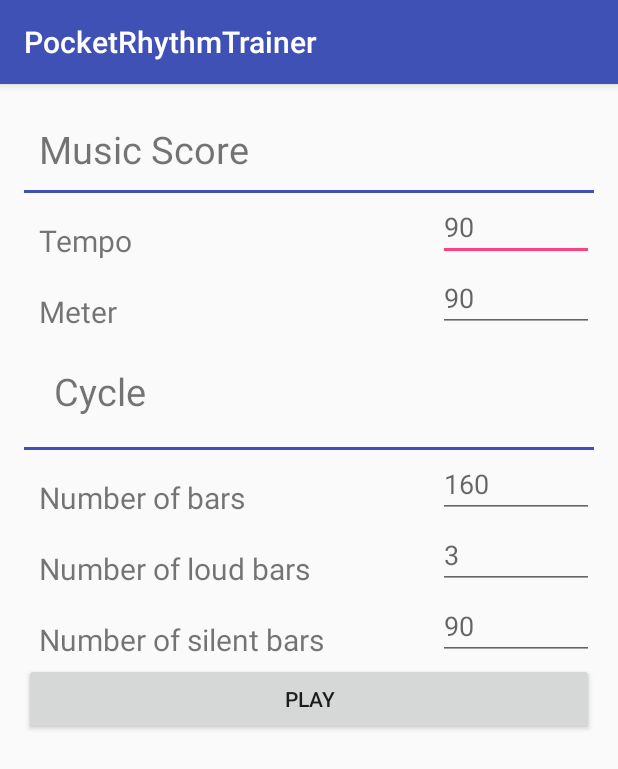
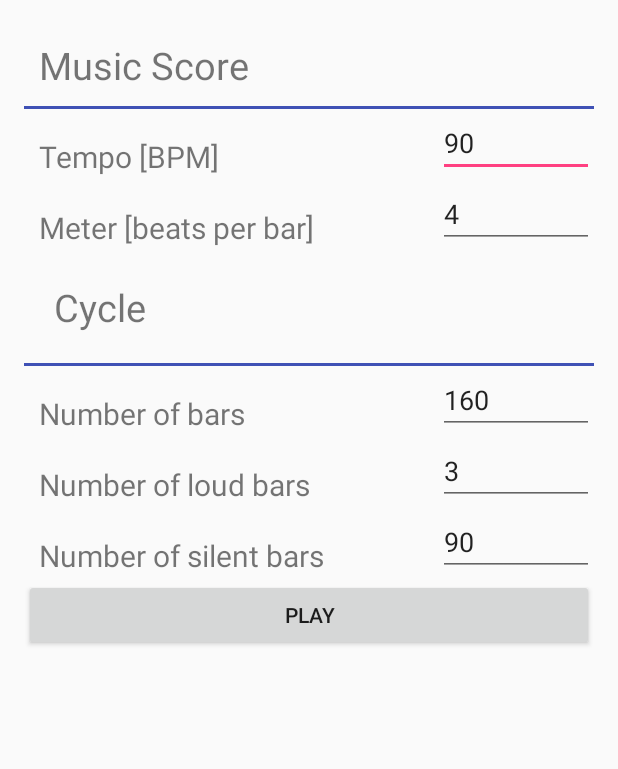
Before and after one commit to IreAlMar/PocketRhythmTrainer, an Android app: the screen it shows after launch (TempoSettings), on a phone screen of 412 x 824 dp. Shown: the top 769 px of the screen. Run offline under Robolectric (Android 15) with nearby library versions, the light colour scheme and no system bars.

Commit message:
Gather info preview

```diff
--- a/app/build.gradle
+++ b/app/build.gradle
@@ -23,4 +23,5 @@
     compile fileTree(dir: 'libs', include: ['*.jar'])
     testCompile 'junit:junit:4.12'
     compile 'com.android.support:appcompat-v7:23.3.0'
+    compile 'com.android.support:design:23.3.0'
 }
--- a/app/src/main/java/com/irene/pocketrhythmtrainer/TempoSettings.java
+++ b/app/src/main/java/com/irene/pocketrhythmtrainer/TempoSettings.java
@@ -1,13 +1,31 @@
 package com.irene.pocketrhythmtrainer;
 
+import android.app.Activity;
+import android.content.Intent;
 import android.support.v7.app.AppCompatActivity;
 import android.os.Bundle;
+import android.view.View;
+import android.widget.Button;
+import android.widget.EditText;
 
-public class TempoSettings extends AppCompatActivity {
+public class TempoSettings extends Activity {
+    private Button buttonPlay;
 
     @Override
     protected void onCreate(Bundle savedInstanceState) {
         super.onCreate(savedInstanceState);
         setContentView(R.layout.activity_tempo_settings);
+        buttonPlay = (Button) findViewById(R.id.buttonPlay);
+        buttonPlay.setOnClickListener(new View.OnClickListener(){
+            @Override
+            public void onClick(View view){
+                Intent intent = new Intent(getApplicationContext(), PlayTempo.class);
+                EditText editTextTempo = (EditText) findViewById(R.id.value_tempo);
+                intent.putExtra("tempo", editTextTempo.getText().toString());
+                EditText editTextMeter = (EditText) findViewById(R.id.value_meter);
+                intent.putExtra("meter", editTextMeter.getText().toString());
+                startActivity(intent);
+            }
+        });
     }
 }
--- a/app/src/main/res/layout/activity_tempo_settings.xml
+++ b/app/src/main/res/layout/activity_tempo_settings.xml
@@ -29,8 +29,7 @@
         <TextView
             android:layout_width="wrap_content"
             android:layout_height="wrap_content"
-            android:text="Tempo"
-            android:id="@+id/text_tempo"
+            android:text="@string/tempo"
             android:textSize="@dimen/font_size_element"
             android:layout_margin="@dimen/margin_element"
             android:layout_column="0"
@@ -39,7 +38,7 @@
             android:layout_width="wrap_content"
             android:layout_height="wrap_content"
             android:id="@+id/value_tempo"
-            android:hint="90"
+            android:text="90"
             android:layout_column="1"
             android:layout_weight="1"/>
     </TableRow>
@@ -47,7 +46,7 @@
         <TextView
             android:layout_width="wrap_content"
             android:layout_height="wrap_content"
-            android:text="Meter"
+            android:text="@string/meter"
             android:id="@+id/text_meter"
             android:textSize="@dimen/font_size_element"
             android:layout_margin="@dimen/margin_element"
@@ -56,7 +55,7 @@
             android:layout_width="wrap_content"
             android:layout_height="wrap_content"
             android:id="@+id/value_meter"
-            android:hint="90"
+            android:text="4"
             android:layout_column="1"
             android:layout_weight="1"/>
     </TableRow>
@@ -92,7 +91,7 @@
             android:layout_width="wrap_content"
             android:layout_height="wrap_content"
             android:id="@+id/value_duration"
-            android:hint="160"
+            android:text="160"
             android:layout_column="1"
             android:layout_weight="1"/>
     </TableRow>
@@ -110,7 +109,7 @@
             android:layout_width="wrap_content"
             android:layout_height="wrap_content"
             android:id="@+id/value_loud"
-            android:hint="3"
+            android:text="3"
             android:layout_column="1"
             android:layout_weight="1"/>
     </TableRow>
@@ -129,7 +128,7 @@
             android:layout_width="wrap_content"
             android:layout_height="wrap_content"
             android:id="@+id/value_silent"
-            android:hint="90"
+            android:text="90"
             android:layout_column="1"
             android:layout_weight="1"/>
     </TableRow>
--- /dev/null
+++ b/app/src/main/res/values-v21/styles.xml
@@ -0,0 +1,9 @@
+<resources>
+
+    <style name="AppTheme.NoActionBar">
+        <item name="windowActionBar">false</item>
+        <item name="windowNoTitle">true</item>
+        <item name="android:windowDrawsSystemBarBackgrounds">true</item>
+        <item name="android:statusBarColor">@android:color/transparent</item>
+    </style>
+</resources>
--- a/app/src/main/res/values/dimens.xml
+++ b/app/src/main/res/values/dimens.xml
@@ -5,4 +5,5 @@
     <dimen name="font_size_title">25dp</dimen>
     <dimen name="font_size_element">20dp</dimen>
     <dimen name="margin_element">10dp</dimen>
+    <dimen name="fab_margin">16dp</dimen>
 </resources>
--- a/app/src/main/res/values/strings.xml
+++ b/app/src/main/res/values/strings.xml
@@ -1,8 +1,11 @@
 <resources>
-    <string name="app_name">PocketRhythmTrainer</string>
+    <string name="app_name">Pocket Rhythm Trainer</string>
     <string name="music_score">Music Score</string>
+    <string name="tempo">Tempo [BPM]</string>
+    <string name="meter">Meter [beats per bar]</string>
     <string name="play">Play</string>
     <string name="text_duration">Number of bars</string>
     <string name="text_loud">Number of loud bars</string>
     <string name="text_silent">Number of silent bars</string>
+    <string name="title_activity_play_tempo">Play Tempo</string>
 </resources>
--- a/app/src/main/res/values/styles.xml
+++ b/app/src/main/res/values/styles.xml
@@ -8,4 +8,13 @@
         <item name="colorAccent">@color/colorAccent</item>
     </style>
 
+    <style name="AppTheme.NoActionBar">
+        <item name="windowActionBar">false</item>
+        <item name="windowNoTitle">true</item>
+    </style>
+
+    <style name="AppTheme.AppBarOverlay" parent="ThemeOverlay.AppCompat.Dark.ActionBar" />
+
+    <style name="AppTheme.PopupOverlay" parent="ThemeOverlay.AppCompat.Light" />
+
 </resources>
```
Also changed, not shown: app/src/main/AndroidManifest.xml (+7 -2 lines), app/src/main/java/com/irene/pocketrhythmtrainer/PlayTempo.java (added, +38 -0 lines), app/src/main/res/layout/activity_play_tempo.xml (added, +34 -0 lines), app/src/main/res/layout/content_play_tempo.xml (added, +24 -0 lines).
